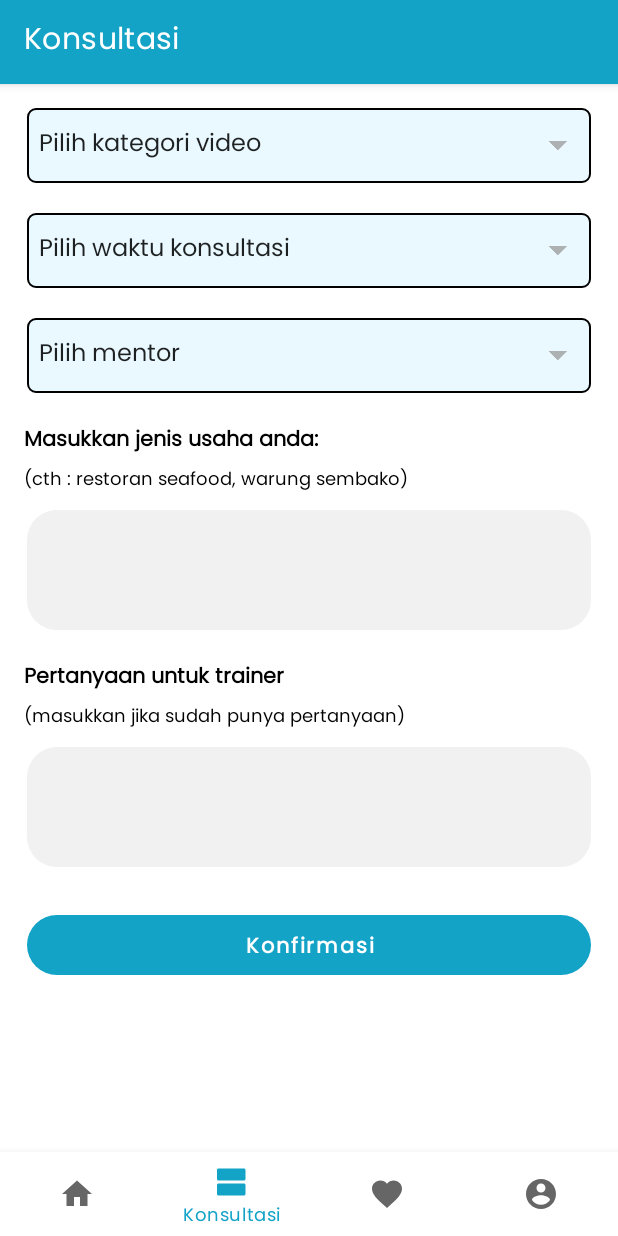
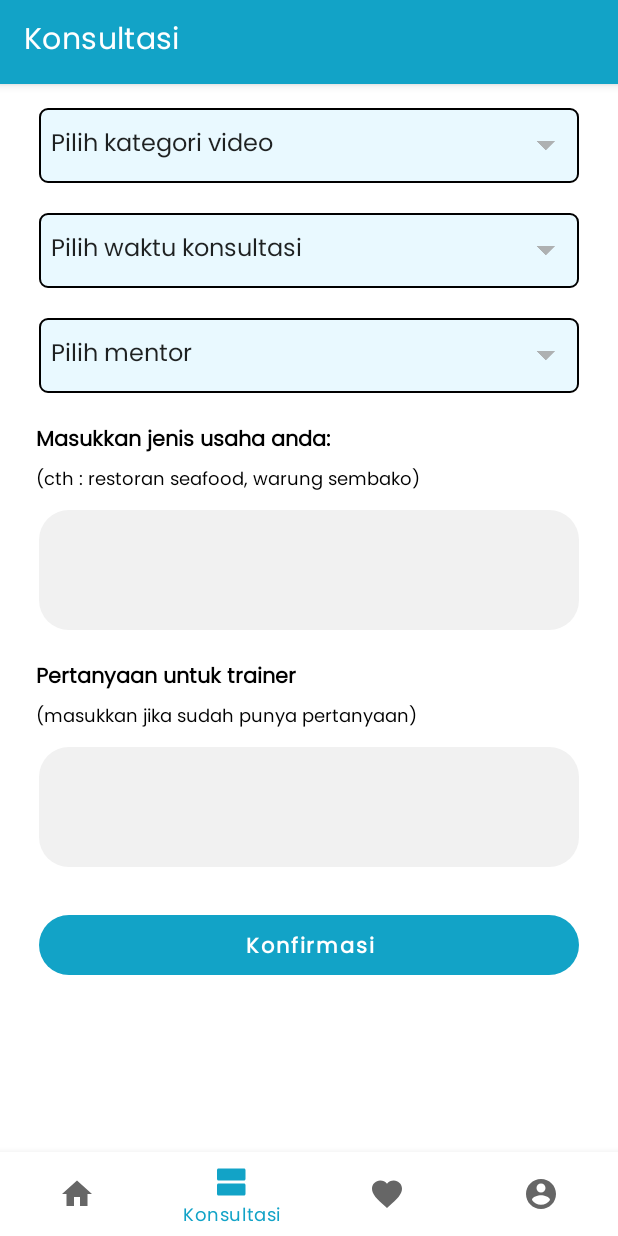
Before and after one commit to BUMI-Team/BUMI-Android, an Android app: the ConsultationFragment screen opened through its navigation route, on a phone screen of 412 x 824 dp. Run offline under Robolectric (Android 15) with nearby library versions, the phone set to English and light mode, and no system bars; our stand-ins replace navigation-ui; libraries missing offline, so code that uses them is left out: com.denzcoskun.imageslider; 6 statements that could not run were skipped.

```diff
--- a/app/src/main/res/layout/fragment_consultation.xml
+++ b/app/src/main/res/layout/fragment_consultation.xml
@@ -12,7 +12,7 @@
 
         <Spinner
             android:id="@+id/category_spinner"
-            android:layout_width="376dp"
+            android:layout_width="360dp"
             android:layout_height="50dp"
             android:layout_centerHorizontal="true"
             android:layout_marginTop="16dp"
@@ -26,7 +26,7 @@
 
         <Spinner
             android:id="@+id/time_consul_spinner"
-            android:layout_width="376dp"
+            android:layout_width="360dp"
             android:layout_height="50dp"
             android:layout_centerHorizontal="true"
             android:layout_marginTop="20dp"
@@ -40,7 +40,7 @@
 
         <Spinner
             android:id="@+id/mentor_spinner"
-            android:layout_width="376dp"
+            android:layout_width="360dp"
             android:layout_height="50dp"
             android:layout_centerHorizontal="true"
             android:layout_marginTop="20dp"
@@ -56,7 +56,7 @@
             android:id="@+id/tv_jenis_usaha"
             android:layout_width="wrap_content"
             android:layout_height="wrap_content"
-            android:layout_marginStart="16dp"
+            android:layout_marginStart="24dp"
             android:layout_marginTop="20dp"
             android:fontFamily="@font/poppins"
             android:text="@string/jenis_usaha_konsul"
@@ -70,7 +70,7 @@
             android:id="@+id/tv_contoh_jenis_usaha"
             android:layout_width="wrap_content"
             android:layout_height="wrap_content"
-            android:layout_marginStart="16dp"
+            android:layout_marginStart="24dp"
             android:layout_marginTop="4dp"
             android:text="@string/contoh_jenis_usaha"
             android:textColor="@color/black"
@@ -81,7 +81,7 @@
         <com.google.android.material.textfield.TextInputLayout
             android:id="@+id/jenisUsahaTextInputLayout"
             style="@style/Widget.MaterialComponents.TextInputLayout.OutlinedBox"
-            android:layout_width="376dp"
+            android:layout_width="360dp"
             android:layout_height="wrap_content"
             android:layout_marginStart="16dp"
             android:layout_marginTop="4dp"
@@ -101,7 +101,7 @@
             android:id="@+id/tv_pertanyaan"
             android:layout_width="wrap_content"
             android:layout_height="wrap_content"
-            android:layout_marginStart="16dp"
+            android:layout_marginStart="24dp"
             android:layout_marginTop="20dp"
             android:fontFamily="@font/poppins"
             android:text="@string/pertanyaan_untuk_trainer"
@@ -115,7 +115,7 @@
             android:id="@+id/tv_desc_pertanyaan"
             android:layout_width="wrap_content"
             android:layout_height="wrap_content"
-            android:layout_marginStart="16dp"
+            android:layout_marginStart="24dp"
             android:layout_marginTop="4dp"
             android:text="@string/desc_pertanyaan"
             android:textColor="@color/black"
@@ -126,7 +126,7 @@
         <com.google.android.material.textfield.TextInputLayout
             android:id="@+id/pertanyaanTextInputLayout"
             style="@style/Widget.MaterialComponents.TextInputLayout.OutlinedBox"
-            android:layout_width="376dp"
+            android:layout_width="360dp"
             android:layout_height="wrap_content"
             android:layout_marginStart="16dp"
             android:layout_marginTop="4dp"
@@ -144,7 +144,7 @@
 
         <Button
             android:id="@+id/btn_konsul_konfirm"
-            android:layout_width="376dp"
+            android:layout_width="360dp"
             android:layout_height="40dp"
             android:layout_marginTop="32dp"
             android:layout_marginBottom="16dp"
```
Also changed, not shown: 7 other files.
